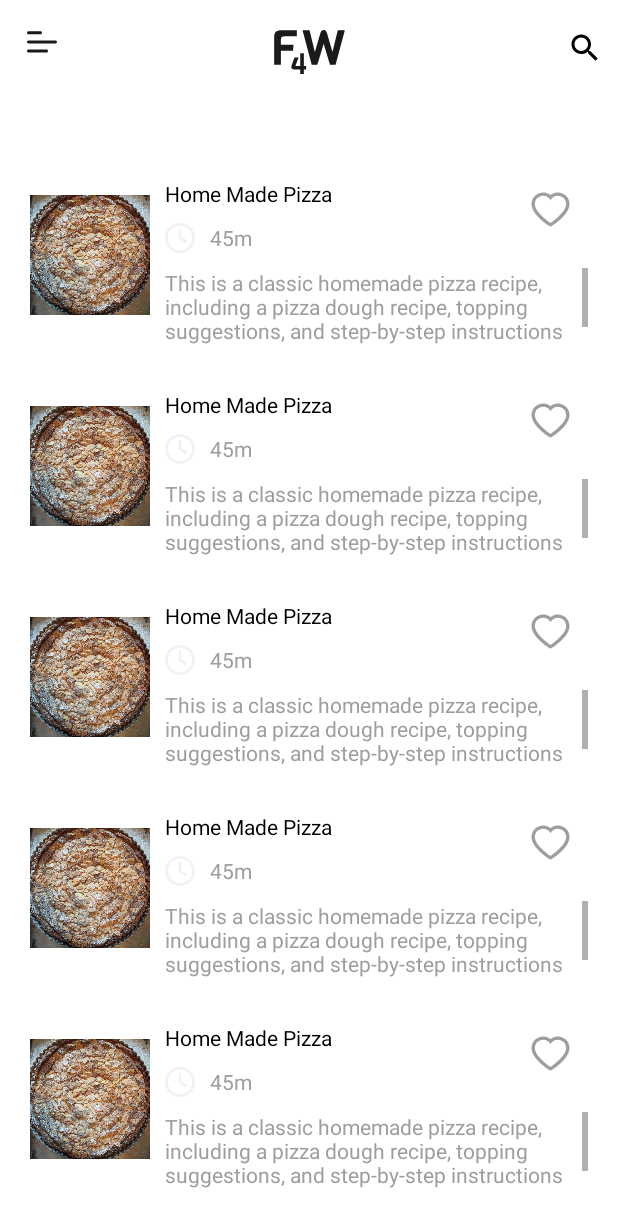
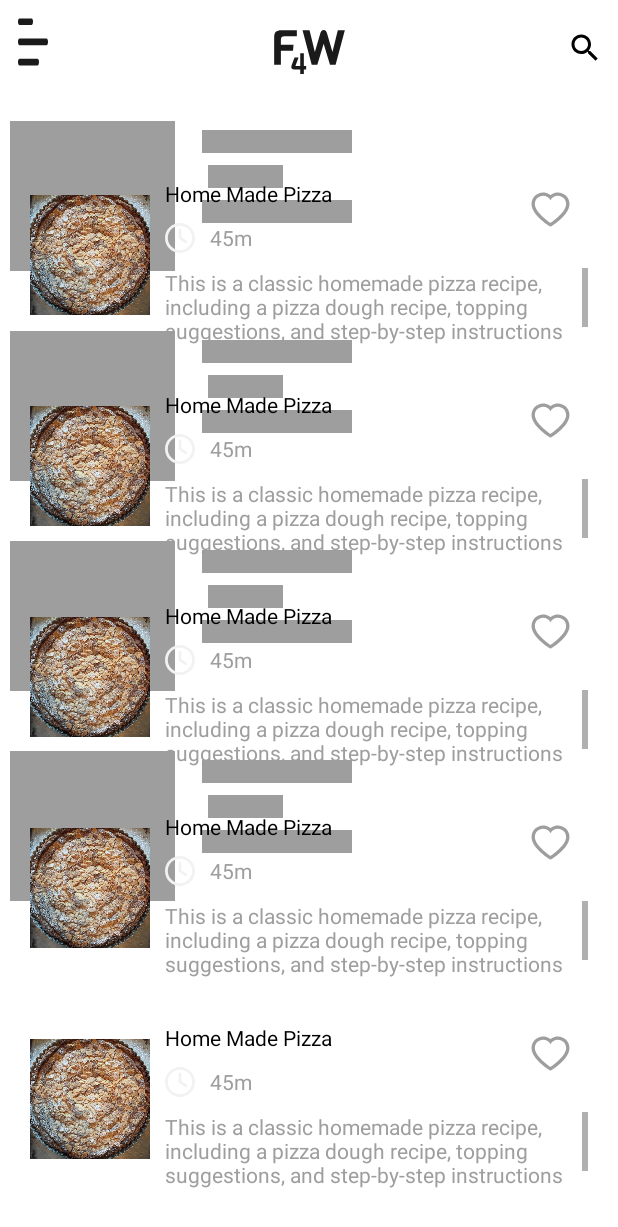
Before and after one commit to thanhnhan2k1/Food_App, an Android app: the layout fragment_saved.xml on its own in the app's theme, with its tools: preview values and no code run, on a phone screen of 412 x 824 dp. Shown: the top 1227 px of the screen. Run offline under Robolectric (Android 15) with nearby library versions, the phone set to English and light mode, and no system bars.

Commit message:
add shimmer container

```diff
--- /dev/null
+++ b/app/src/main/res/layout/data_placeholder.xml
@@ -0,0 +1,85 @@
+<?xml version="1.0" encoding="utf-8"?>
+<androidx.constraintlayout.widget.ConstraintLayout xmlns:android="http://schemas.android.com/apk/res/android"
+    xmlns:app="http://schemas.android.com/apk/res-auto"
+    android:layout_width="match_parent"
+    android:layout_height="wrap_content"
+    android:layout_marginVertical="10dp"
+    android:layout_marginBottom="1dp">
+
+    <View
+        android:id="@+id/tv_name"
+        android:layout_width="100dp"
+        android:layout_height="15dp"
+        android:layout_marginEnd="8dp"
+        android:layout_marginLeft="8dp"
+        android:layout_marginRight="8dp"
+        android:layout_marginStart="12dp"
+        android:layout_marginTop="12dp"
+        android:background="@color/preto_40"
+        app:layout_constraintEnd_toEndOf="parent"
+        app:layout_constraintHorizontal_bias="0.0"
+        app:layout_constraintStart_toStartOf="@+id/guideline"
+        app:layout_constraintTop_toTopOf="@+id/guideline2" />
+
+    <View
+        android:id="@+id/tv_version"
+        android:layout_width="50dp"
+        android:layout_height="15dp"
+        android:layout_marginEnd="8dp"
+        android:layout_marginLeft="8dp"
+        android:layout_marginRight="8dp"
+        android:layout_marginStart="8dp"
+        android:layout_marginTop="8dp"
+        android:background="@color/preto_40"
+        app:layout_constraintEnd_toEndOf="parent"
+        app:layout_constraintHorizontal_bias="0.037"
+        app:layout_constraintStart_toStartOf="@+id/guideline"
+        app:layout_constraintTop_toBottomOf="@+id/tv_name" />
+
+    <View
+        android:id="@+id/tv_api_level"
+        android:layout_width="100dp"
+        android:layout_height="15dp"
+        android:layout_marginEnd="8dp"
+        android:layout_marginLeft="8dp"
+        android:layout_marginRight="8dp"
+        android:layout_marginStart="8dp"
+        android:layout_marginTop="8dp"
+        android:background="@color/preto_40"
+        app:layout_constraintEnd_toEndOf="parent"
+        app:layout_constraintHorizontal_bias="0.023"
+        app:layout_constraintStart_toStartOf="@+id/guideline"
+        app:layout_constraintTop_toBottomOf="@+id/tv_version" />
+
+    <View
+        android:id="@+id/imageView"
+        android:layout_width="110dp"
+        android:layout_height="100dp"
+        android:layout_marginBottom="16dp"
+        android:layout_marginEnd="8dp"
+        android:layout_marginLeft="8dp"
+        android:layout_marginRight="8dp"
+        android:layout_marginStart="8dp"
+        android:layout_marginTop="8dp"
+        android:background="@color/preto_40"
+        app:layout_constraintBottom_toBottomOf="parent"
+        app:layout_constraintEnd_toStartOf="@+id/guideline"
+        app:layout_constraintStart_toStartOf="parent"
+        app:layout_constraintTop_toTopOf="@+id/guideline2" />
+
+    <androidx.constraintlayout.widget.Guideline
+        android:id="@+id/guideline"
+        android:layout_width="wrap_content"
+        android:layout_height="wrap_content"
+        android:orientation="vertical"
+        app:layout_constraintGuide_begin="123dp" />
+
+    <androidx.constraintlayout.widget.Guideline
+        android:id="@+id/guideline2"
+        android:layout_width="wrap_content"
+        android:layout_height="wrap_content"
+        android:layout_marginTop="16dp"
+        android:orientation="horizontal"
+        app:layout_constraintGuide_end="120dp"
+        app:layout_constraintTop_toTopOf="parent" />
+</androidx.constraintlayout.widget.ConstraintLayout>
--- a/app/src/main/res/layout/fragment_saved.xml
+++ b/app/src/main/res/layout/fragment_saved.xml
@@ -19,11 +19,12 @@
             app:layout_constraintTop_toTopOf="parent"
             app:layout_constraintLeft_toLeftOf="parent"
             app:layout_constraintRight_toRightOf="parent"/>
-        <Toolbar
+        <androidx.appcompat.widget.Toolbar
             android:layout_width="wrap_content"
             android:layout_height="wrap_content"
             android:id="@+id/toolbar"
-            android:navigationIcon="@drawable/menu_icon"
+            android:background="@drawable/menu_icon"
+            android:layout_marginHorizontal="10dp"
             app:layout_constraintTop_toTopOf="parent"
             app:layout_constraintLeft_toLeftOf="parent"
             />
@@ -37,6 +38,30 @@
             app:layout_constraintRight_toRightOf="parent"
             android:contentDescription="@string/image_meal"
             android:id="@+id/search"/>
+        <com.facebook.shimmer.ShimmerFrameLayout
+            app:layout_constraintTop_toBottomOf="@id/tvTitle"
+            android:id="@+id/shimmer_view_container"
+            android:layout_width="match_parent"
+            android:layout_height="match_parent"
+            android:layout_gravity="center"
+            android:layout_marginTop="15dp"
+            android:orientation="vertical">
+
+            <LinearLayout
+                android:layout_width="match_parent"
+                android:layout_height="wrap_content"
+                android:orientation="vertical">
+                <include layout="@layout/data_placeholder" />
+
+                <include layout="@layout/data_placeholder" />
+
+                <include layout="@layout/data_placeholder" />
+
+                <include layout="@layout/data_placeholder" />
+
+            </LinearLayout>
+
+        </com.facebook.shimmer.ShimmerFrameLayout>
 
         <androidx.recyclerview.widget.RecyclerView
             android:id="@+id/rvListMeals"
--- a/app/src/main/res/values/themes.xml
+++ b/app/src/main/res/values/themes.xml
@@ -1,6 +1,6 @@
 <resources xmlns:tools="http://schemas.android.com/tools">
     <!-- Base application theme. -->
-    <style name="Theme.FoodApp" parent="Theme.MaterialComponents.DayNight.DarkActionBar">
+    <style name="Theme.FoodApp" parent="Theme.MaterialComponents.DayNight.NoActionBar">
         <!-- Primary brand color. -->
         <item name="colorPrimary">@color/amarelo</item>
         <item name="colorPrimaryVariant">@color/purple_700</item>
```
Also changed, not shown: app/src/main/java/com/example/foodapp/ui/meal/ListMealsFragment.kt (+31 -1 lines), app/src/main/java/com/example/foodapp/ui/saved/SavedFragment.kt (+17 -1 lines), app/src/main/res/layout/fragment_list_meals.xml (+32 -5 lines).
